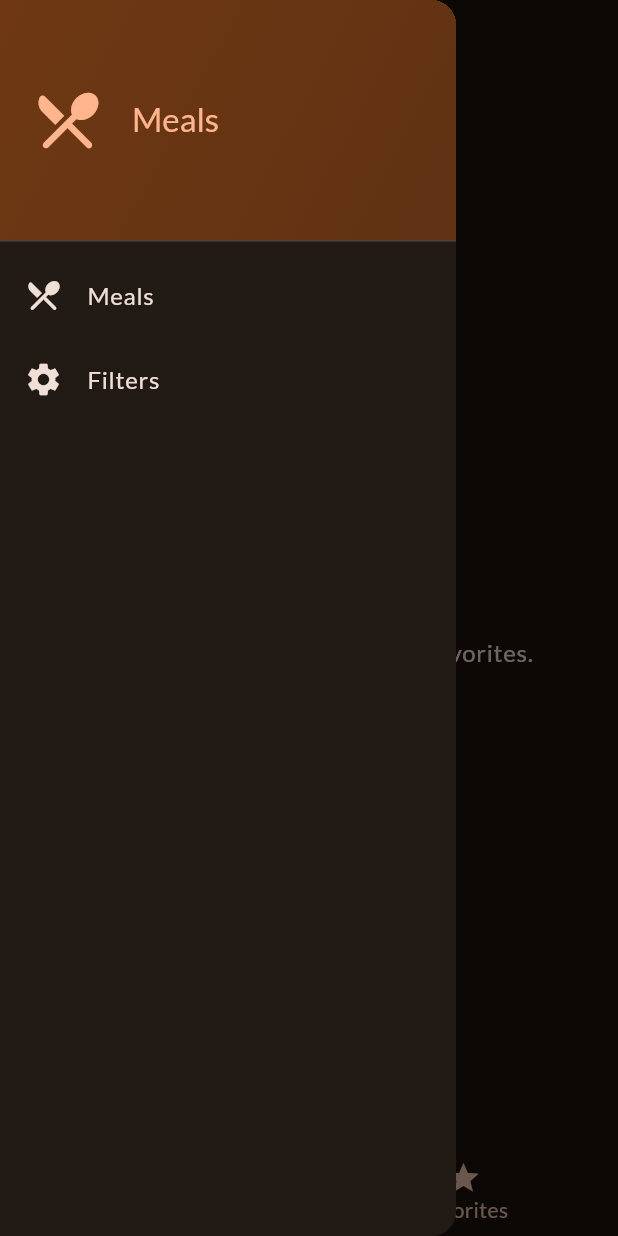
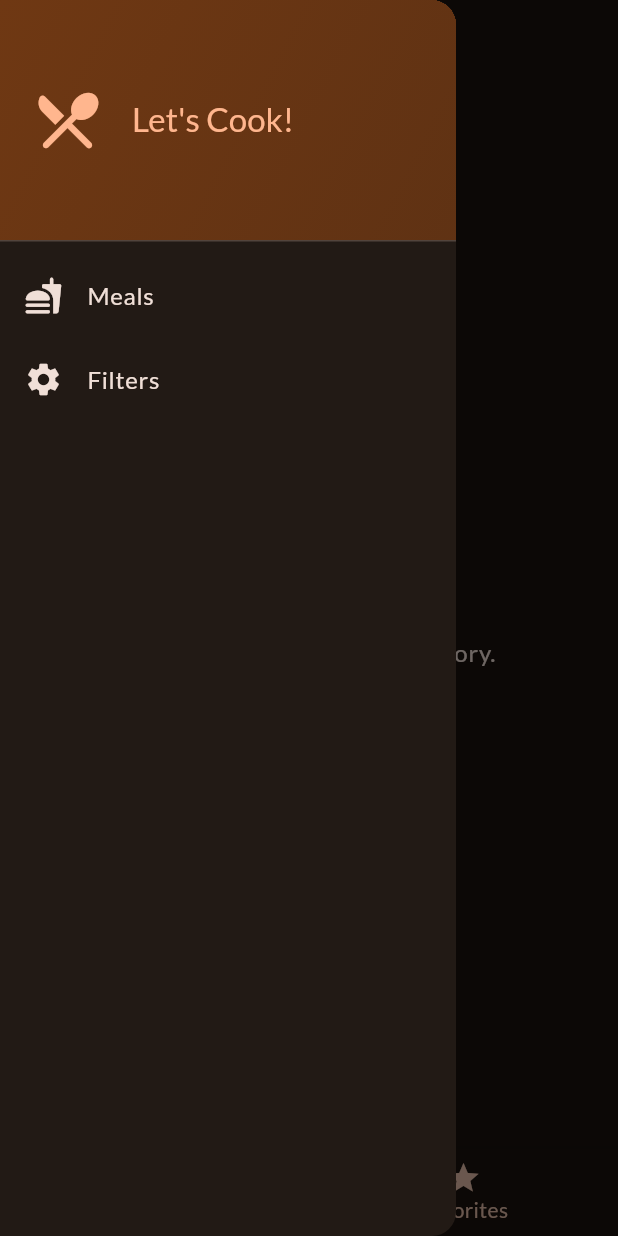
Before and after one commit to TechTrooper448482/Customized-Meal-Planning-App, a Flutter app: the screen it shows after launch, item 2 of the bottom bar chosen, with the side drawer open, on a phone screen of 412 x 824 dp. Run offline on Flutter 3.47's test engine with Material 2 defaults, Android fonts, the phone set to English and light mode, and no system bars; our stand-ins replace google_fonts, transparent_image.

Commit message:
Some custom corections. Section 8 is completed.

```diff
--- a/lib/screens/meals.dart
+++ b/lib/screens/meals.dart
@@ -39,7 +39,7 @@ class MealsScreen extends StatelessWidget {
           ),
           const SizedBox(height: 20),
           Text(
-            "Try adding some meals to your favorites.",
+            "Try selecting a different category.",
             style: Theme.of(context).textTheme.bodyLarge!.copyWith(
                   color: Theme.of(context).colorScheme.onBackground,
                 ),
--- a/lib/widgets/main_drawer.dart
+++ b/lib/widgets/main_drawer.dart
@@ -31,7 +31,7 @@ class MainDrawer extends StatelessWidget {
                     size: 50, color: Theme.of(context).colorScheme.primary),
                 const SizedBox(width: 18),
                 Text(
-                  'Meals',
+                  'Let\'s Cook!',
                   style: Theme.of(context).textTheme.titleLarge!.copyWith(
                         color: Theme.of(context).colorScheme.primary,
                       ),
@@ -41,7 +41,7 @@ class MainDrawer extends StatelessWidget {
           ),
           ListTile(
             leading: Icon(
-              Icons.restaurant_menu_rounded,
+              Icons.fastfood_rounded,
               size: 26,
               color: Theme.of(context).colorScheme.onBackground,
             ),
```
